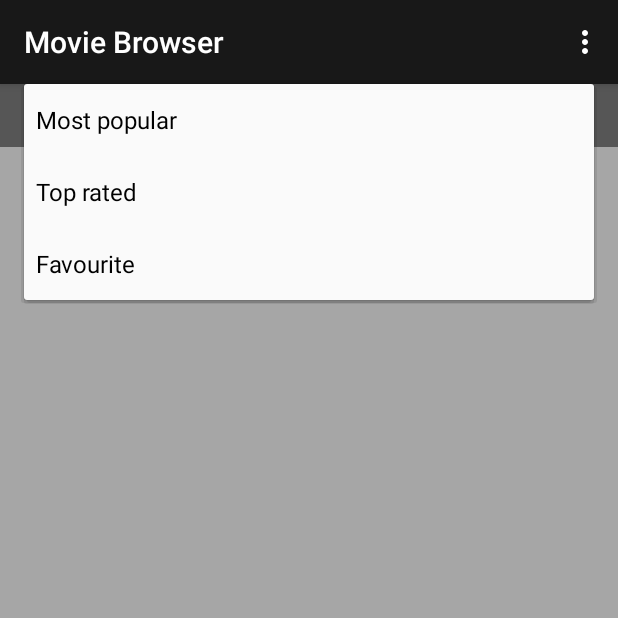
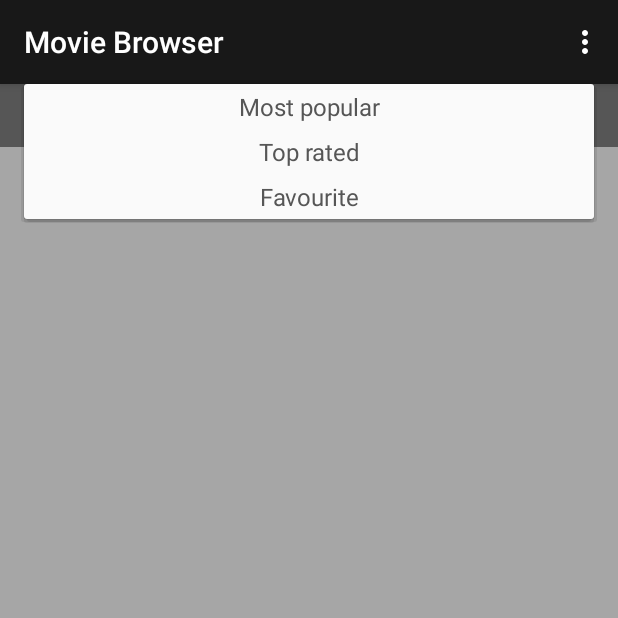
Before and after one commit to Vladimir-Markovic/MovieBrowser, an Android app: the screen it shows after launch (MainActivity), after a tap on "Most popular", on a phone screen of 412 x 824 dp, the top half of it. Run offline under Robolectric (Android 15) with nearby library versions, the phone set to English and light mode, and no system bars; our stand-ins replace ButterKnife; libraries missing offline, so code that uses them is left out: com.squareup.okhttp; pictures from the network do not load.

Commit message:
fix: spinner bgd and text color

```diff
--- a/app/src/main/java/com/humaneapps/popularmovies/MainFragment.java
+++ b/app/src/main/java/com/humaneapps/popularmovies/MainFragment.java
@@ -89,12 +89,12 @@ public class MainFragment extends Fragment {
         // Populate spinner with two sort options: "Sort by most popular" and "Sort by top rated'
         Util.populateAndCustomizeSpinner(mSpnSort,
                 mApplication.getResources().getStringArray(R.array.sort_display), mApplication,
+                android.R.layout.simple_spinner_item, R.layout.spinner_item,
                 R.dimen.text_size_s, R.color.colorTextLight, 0, 0
         );
 
         // Set RecyclerView for displaying movie posters
         recyclerView.setLayoutManager(mApplication.posterAdapter.getGridLayoutManager());
-//        recyclerView.setHasFixedSize(true);
         recyclerView.setNestedScrollingEnabled(false);
         recyclerView.setAdapter(mApplication.posterAdapter);
 
--- a/app/src/main/java/com/humaneapps/popularmovies/Util.java
+++ b/app/src/main/java/com/humaneapps/popularmovies/Util.java
@@ -119,17 +119,17 @@ public class Util {
 
     // Populate and customize spinner text size and color and padding.
     static void populateAndCustomizeSpinner(Spinner spinner, String[] array, Context context,
+                                            int itemLayout, int dropDownItemLayout,
                                             int textSizeId, int textColorId,
                                             final int topBottom, final int leftRight) {
         final float textSize = context.getResources().getDimension(textSizeId);
         final int textColor = ContextCompat.getColor(context, textColorId);
-        ArrayAdapter<String> arrayAdapter = new ArrayAdapter<String>(context,
-                android.R.layout.simple_spinner_item, array) {
+        ArrayAdapter<String> arrayAdapter = new ArrayAdapter<String>(context, itemLayout, array) {
             @Override
             @NonNull
             public View getView(int position, View convertView, @NonNull ViewGroup parent) {
                 View view = super.getView(position, convertView, parent);
-                TextView textView = (TextView) view.findViewById(android.R.id.text1);
+                TextView textView = view.findViewById(android.R.id.text1);
                 textView.setTextSize(TypedValue.COMPLEX_UNIT_PX, textSize);
                 textView.setTextColor(textColor);
                 textView.setPadding(leftRight, topBottom, leftRight, topBottom);
@@ -137,7 +137,7 @@ public class Util {
                 return view;
             }
         };
-        arrayAdapter.setDropDownViewResource(android.R.layout.simple_spinner_dropdown_item);
+        arrayAdapter.setDropDownViewResource(dropDownItemLayout);
         spinner.setAdapter(arrayAdapter);
     }
 
--- /dev/null
+++ b/app/src/main/res/layout/spinner_item.xml
@@ -0,0 +1,14 @@
+<TextView
+    xmlns:android="http://schemas.android.com/apk/res/android"
+    android:layout_width="match_parent"
+    android:layout_height="wrap_content"
+    android:paddingLeft="@dimen/gap_s"
+    android:paddingStart="@dimen/gap_s"
+    android:paddingRight="@dimen/gap_s"
+    android:paddingEnd="@dimen/gap_s"
+    android:paddingTop="@dimen/gap_xs"
+    android:paddingBottom="@dimen/gap_xs"
+    android:textAlignment="center"
+    android:textColor="@color/colorGray"
+    android:textSize="@dimen/text_size_s"
+    />
```
